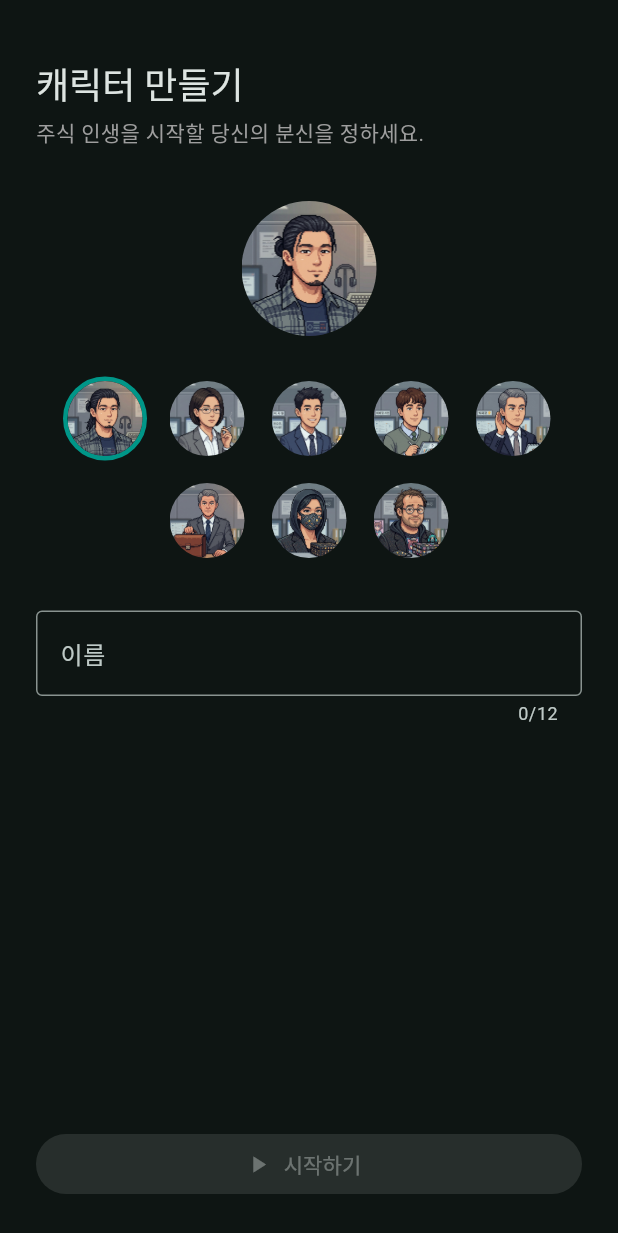
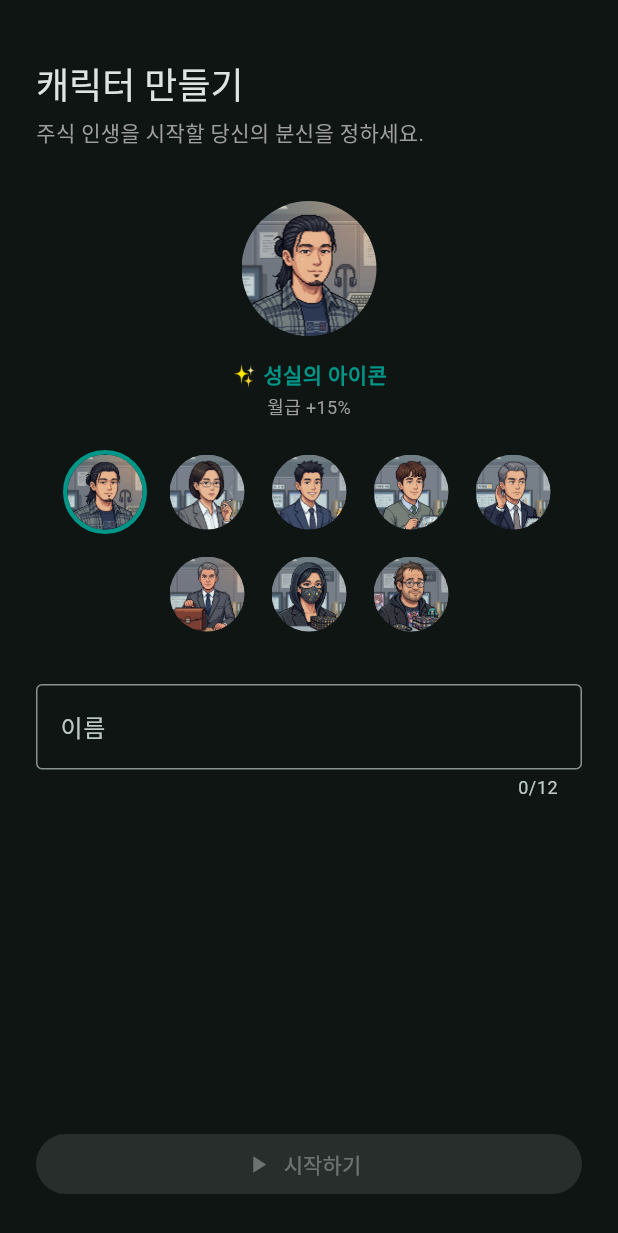
Before and after one commit to saechimdaeki/stock_life_game, a Flutter app: the screen it shows after launch, on a phone screen of 412 x 824 dp. Shown: the top 1233 px of the screen. Run offline on Flutter 3.47's test engine with Material 3 defaults, Android fonts, the phone set to English and light mode, and no system bars; our stand-ins replace fl_chart, flutter_riverpod, hive_ce_flutter; accounts and stored records are empty.

Commit message:
캐릭터별 고유 특성 시스템 (로그라이크 요소)
- 아바타 8종에 1:1 특성: 월급/시작자금/호감도/적발률/평가보정/수면회복/포커페이스/벌금감면
- avatarId가 특성 인덱스 — 저장 필드 추가 없이 기존 세이브 호환
- 캐릭터 생성 화면에 선택 아바타의 특성 표시
- trait_test 추가, 월급 테스트는 특성 없는 아바타로 고정

Co-Authored-By: Claude Fable 5 <noreply@anthropic.com>

```diff
--- a/lib/ui/game_controller.dart
+++ b/lib/ui/game_controller.dart
@@ -489,6 +489,9 @@ class GameController extends ChangeNotifier {
   Future<void> setIdentity(String name, int avatarId) async {
     _session.playerName = name;
     _session.avatarId = avatarId;
+    // 특성: 시작 자금 보너스는 캐릭터 확정 시 1회만 적용.
+    _session.portfolio.cash +=
+        GameSession.initialCash * (_session.trait.cashMul - 1);
     await _persist();
     notifyListeners();
   }
--- a/lib/ui/screens/character_creation_screen.dart
+++ b/lib/ui/screens/character_creation_screen.dart
@@ -1,6 +1,7 @@
 import 'package:flutter/material.dart';
 import 'package:flutter_riverpod/flutter_riverpod.dart';
 
+import '../../data/game_session.dart';
 import '../character/character_avatar.dart';
 import '../game_controller.dart';
 
@@ -49,7 +50,23 @@ class _CharacterCreationScreenState
                     Center(
                         child:
                             CharacterAvatar(avatarId: _avatarId, size: 96)),
-                    const SizedBox(height: 24),
+                    const SizedBox(height: 12),
+                    // 선택한 아바타의 고유 특성.
+                    Center(
+                      child: Column(
+                        children: [
+                          Text('✨ ${kTraits[_avatarId].name}',
+                              style: const TextStyle(
+                                  fontWeight: FontWeight.w700,
+                                  color: Colors.teal)),
+                          const SizedBox(height: 2),
+                          Text(kTraits[_avatarId].desc,
+                              style: const TextStyle(
+                                  fontSize: 12, color: Colors.grey)),
+                        ],
+                      ),
+                    ),
+                    const SizedBox(height: 20),
                     Wrap(
                       alignment: WrapAlignment.center,
                       spacing: 12,
```
Also changed, not shown: lib/data/game_session.dart (+50 -7 lines), 2 other files.
